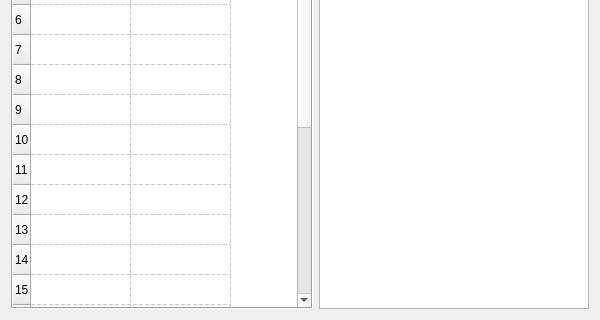
Above: frmwindow.ui from Xnnoel/SV-DeckTracker before the change; both pictures show x 0 to 600 and y 204 to 524 of the 600 by 524 pixel window. Below: the same form after it.
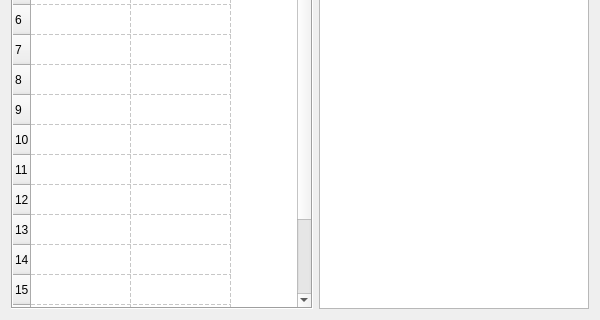
That is the form after the change.

Commit message: Stops screenshotting if main app window is closed

The edit to the form file:
```diff
--- a/frmwindow.ui
+++ b/frmwindow.ui
@@ -89,7 +89,7 @@
        <enum>Qt::DashLine</enum>
       </property>
       <property name="rowCount">
-       <number>24</number>
+       <number>18</number>
       </property>
       <property name="columnCount">
        <number>2</number>
@@ -112,12 +112,6 @@
       <row/>
       <row/>
       <row/>
-      <row/>
-      <row/>
-      <row/>
-      <row/>
-      <row/>
-      <row/>
       <column/>
       <column/>
      </widget>
```
The commit also changes 2 other files.
